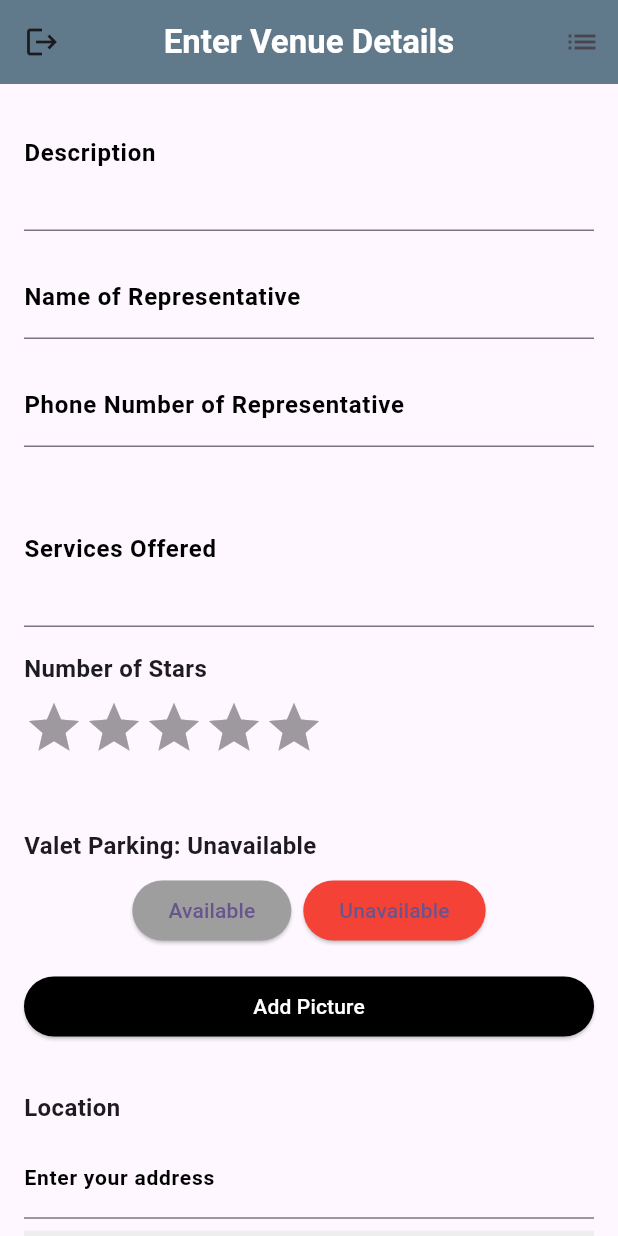
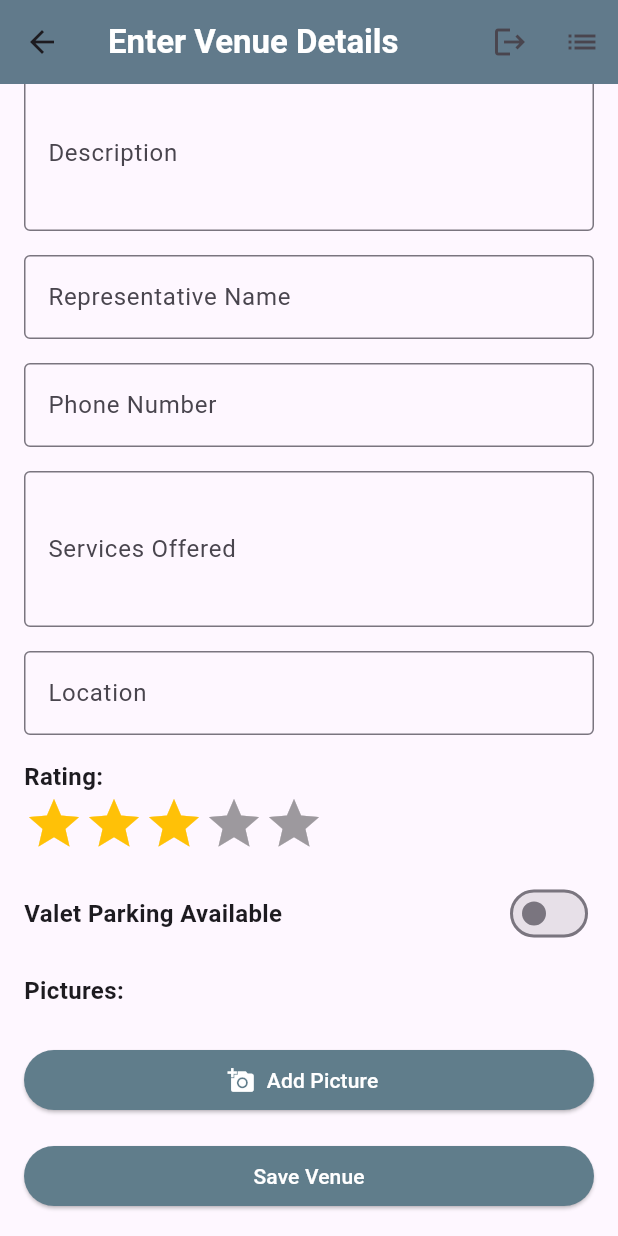
Before and after one commit to abdullahasif2000/celebratemate_update, a Flutter app: the EnterDetailScreen screen opened directly, scrolled down 94 dp, on a phone screen of 412 x 824 dp. Run offline on Flutter 3.47's test engine with Material 3 defaults, Android fonts, the phone set to English and light mode, and no system bars; drawn by our look-alikes of flutter_rating_bar; our stand-ins replace cloud_firestore, firebase_auth, firebase_core, firebase_storage, image_picker, sign_in_button and 1 more; accounts and stored records are empty.

Commit message:
firebase storage and changes in ui

```diff
--- a/lib/views/enterdetail_screen.dart
+++ b/lib/views/enterdetail_screen.dart
@@ -1,10 +1,13 @@
+import 'dart:io'; // For native platforms
+import 'dart:typed_data'; // For web
 import 'package:flutter/material.dart';
+import 'package:image_picker/image_picker.dart';
+import 'package:firebase_storage/firebase_storage.dart';
+import 'package:cloud_firestore/cloud_firestore.dart';
+import 'package:flutter/foundation.dart' show kIsWeb;
 import 'package:flutter_rating_bar/flutter_rating_bar.dart';
-import 'package:cloud_firestore/cloud_firestore.dart';
-import 'reviewinginfo_screen.dart';
-import 'VenueDetailsScreen.dart'; // Import the VenueDetailsScreen
-import 'login_screen.dart'; // Import the LoginScreen (or whatever your login screen is called)
-import 'package:firebase_auth/firebase_auth.dart'; // Import Firebase Auth
+import 'package:firebase_auth/firebase_auth.dart';
+import 'VenueDetailsScreen.dart';
 
 class EnterDetailScreen extends StatefulWidget {
   @override
@@ -12,141 +15,90 @@ class EnterDetailScreen extends StatefulWidget {
 }
 
 class _EnterDetailScreenState extends State<EnterDetailScreen> {
-  TextEditingController _nameController = TextEditingController();
-  TextEditingController _descriptionController = TextEditingController();
-  TextEditingController _representativeController = TextEditingController();
-  TextEditingController _phoneNumberController = TextEditingController();
-  TextEditingController _servicesController = TextEditingController();
-  TextEditingController _locationController = TextEditingController();
+  final TextEditingController _nameController = TextEditingController();
+  final TextEditingController _descriptionController = TextEditingController();
+  final TextEditingController _representativeController = TextEditingController();
+  final TextEditingController _phoneNumberController = TextEditingController();
+  final TextEditingController _servicesController = TextEditingController();
+  final TextEditingController _locationController = TextEditingController();
+  double _stars = 3.0;
+  bool _valetParkingAvailable = false;
+  List<String> _pictures = [];
 
-  List<String> _pictures = [];
-  double _stars = 0;
-  bool _valetParkingAvailable = false;
-  String _documentId = '';
-
-  final CollectionReference venuesCollection = FirebaseFirestore.instance.collection('venues');
-
-  void _addPicture() {
-    setState(() {
-      _pictures.add("https://via.placeholder.com/150");
-    });
+  Future<void> _logout() async {
+    await FirebaseAuth.instance.signOut();
+    Navigator.of(context).pushReplacementNamed('/login');
   }
 
-  void _saveVenue() {
-    final venueData = {
-      'name': _nameController.text,
-      'description': _descriptionController.text,
-      'representative': _representativeController.text,
-      'phoneNumber': _phoneNumberController.text,
-      'services': _servicesController.text,
-      'stars': _stars,
-      'valetParking': _valetParkingAvailable,
-      'location': _locationController.text,
-      'pictures': _pictures,
-    };
+  Future<void> _addPicture() async {
+    final picker = ImagePicker();
+    final pickedFile = await picker.pickImage(source: ImageSource.gallery);
 
-    if (_documentId.isEmpty) {
-      venuesCollection.add(venueData).then((_) {
-        print('Venue saved successfully!');
-        Navigator.push(
-          context,
-          MaterialPageRoute(builder: (context) => ReviewingInfoScreen()),
-        );
-      }).catchError((error) {
-        print('Failed to save venue: $error');
+    if (pickedFile != null) {
+      String fileName = DateTime.now().millisecondsSinceEpoch.toString();
+      Reference storageRef = FirebaseStorage.instance.ref().child('venue_images/$fileName');
+
+      if (kIsWeb) {
+        // Web upload
+        Uint8List imageBytes = await pickedFile.readAsBytes();
+        UploadTask uploadTask = storageRef.putData(imageBytes);
+        TaskSnapshot snapshot = await uploadTask;
+        String downloadUrl = await snapshot.ref.getDownloadURL();
+        setState(() {
+          _pictures.add(downloadUrl);
         });
       } else {
-      venuesCollection.doc(_documentId).update(venueData).then((_) {
-        print('Venue updated successfully!');
-        Navigator.push(
-          context,
-          MaterialPageRoute(builder: (context) => ReviewingInfoScreen()),
-        );
-      }).catchError((error) {
-        print('Failed to update venue: $error');
+        // Native upload
+        File imageFile = File(pickedFile.path);
+        UploadTask uploadTask = storageRef.putFile(imageFile);
+        TaskSnapshot snapshot = await uploadTask;
+        String downloadUrl = await snapshot.ref.getDownloadURL();
+        setState(() {
+          _pictures.add(downloadUrl);
         });
       }
     }
-
-  void _deleteVenue() {
-    if (_documentId.isNotEmpty) {
-      venuesCollection.doc(_documentId).delete().then((_) {
-        print('Venue deleted successfully!');
-        Navigator.push(
-          context,
-          MaterialPageRoute(builder: (context) => ReviewingInfoScreen()),
-        );
-      }).catchError((error) {
-        print('Failed to delete venue: $error');
-      });
-    }
-  }
-
-  void _logout() async {
-    await FirebaseAuth.instance.signOut();
-    Navigator.pushAndRemoveUntil(
-      context,
-      MaterialPageRoute(builder: (context) => LoginScreen()),
-          (Route<dynamic> route) => false,
-    );
   }
 
   Widget _buildPictureWidget(String imageUrl) {
     return Stack(
       children: [
-        Image.network(
-          imageUrl,
-          width: 100,
-          height: 100,
-          fit: BoxFit.cover,
-        ),
-        Positioned(
-          top: 0,
-          right: 0,
-          child: GestureDetector(
-            onTap: _addPicture,
-            child: Container(
-              width: 30,
-              height: 30,
-              color: Colors.transparent,
-              child: Icon(
-                Icons.add,
-                color: Colors.white,
-              ),
-            ),
-          ),
-        ),
+        Image.network(imageUrl, width: 100, height: 100, fit: BoxFit.cover),
       ],
     );
   }
 
-  void _loadVenueData(String documentId) {
-    venuesCollection.doc(documentId).get().then((DocumentSnapshot doc) {
-      if (doc.exists) {
-        var data = doc.data() as Map<String, dynamic>;
+  Future<void> _saveVenue() async {
+    await FirebaseFirestore.instance.collection('venues').add({
+      'name': _nameController.text,
+      'description': _descriptionController.text,
+      'representative': _representativeController.text,
+      'phone_number': _phoneNumberController.text,
+      'services': _servicesController.text,
+      'location': _locationController.text,
+      'stars': _stars,
+      'valet_parking': _valetParkingAvailable,
+      'pictures': _pictures,
+    });
+
+    ScaffoldMessenger.of(context).showSnackBar(SnackBar(content: Text('Venue saved successfully!')));
+
+    // Clear form fields after saving
+    _nameController.clear();
+    _descriptionController.clear();
+    _representativeController.clear();
+    _phoneNumberController.clear();
+    _servicesController.clear();
+    _locationController.clear();
     setState(() {
-          _documentId = documentId;
-          _nameController.text = data['name'] ?? '';
-          _descriptionController.text = data['description'] ?? '';
-          _representativeController.text = data['representative'] ?? '';
-          _phoneNumberController.text = data['phoneNumber'] ?? '';
-          _servicesController.text = data['services'] ?? '';
-          _stars = data['stars'] ?? 0;
-          _valetParkingAvailable = data['valetParking'] ?? false;
-          _locationController.text = data['location'] ?? '';
-          _pictures = List<String>.from(data['pictures'] ?? []);
-        });
-      }
-    }).catchError((error) {
-      print('Failed to load venue data: $error');
+      _stars = 3.0;
+      _valetParkingAvailable = false;
+      _pictures.clear();
     });
   }
 
   @override
   Widget build(BuildContext context) {
-    // Uncomment this line to load venue data for a specific document
-    // _loadVenueData('your-document-id');
-
     return Scaffold(
       appBar: AppBar(
         backgroundColor: Colors.blueGrey,
@@ -157,12 +109,11 @@ class _EnterDetailScreenState extends State<EnterDetailScreen> {
             fontWeight: FontWeight.bold,
           ),
         ),
-        centerTitle: true,
-        leading: IconButton(
+        actions: [
+          IconButton(
             icon: Icon(Icons.logout),
             onPressed: _logout,
           ),
-        actions: [
           IconButton(
             icon: Icon(Icons.list),
             onPressed: () {
@@ -178,16 +129,12 @@ class _EnterDetailScreenState extends State<EnterDetailScreen> {
         padding: EdgeInsets.all(16.0),
         child: Column(
           crossAxisAlignment: CrossAxisAlignment.stretch,
-          children: <Widget>[
+          children: [
             TextField(
               controller: _nameController,
               decoration: InputDecoration(
                 labelText: 'Venue Name',
-                labelStyle: TextStyle(
-                  color: Colors.black,
-                  fontSize: 16.0,
-                  fontWeight: FontWeight.bold,
-                ),
+                border: OutlineInputBorder(),
               ),
             ),
             SizedBox(height: 16.0),
@@ -195,11 +142,7 @@ class _EnterDetailScreenState extends State<EnterDetailScreen> {
               controller: _descriptionController,
               decoration: InputDecoration(
                 labelText: 'Description',
-                labelStyle: TextStyle(
-                  color: Colors.black,
-                  fontSize: 16.0,
-                  fontWeight: FontWeight.bold,
-                ),
+                border: OutlineInputBorder(),
               ),
               maxLines: 3,
             ),
@@ -207,56 +150,46 @@ class _EnterDetailScreenState extends State<EnterDetailScreen> {
             TextField(
               controller: _representativeController,
               decoration: InputDecoration(
-                labelText: 'Name of Representative',
-                labelStyle: TextStyle(
-                  color: Colors.black,
-                  fontSize: 16.0,
-                  fontWeight: FontWeight.bold,
-                ),
+                labelText: 'Representative Name',
+                border: OutlineInputBorder(),
               ),
             ),
             SizedBox(height: 16.0),
             TextField(
               controller: _phoneNumberController,
               decoration: InputDecoration(
-                labelText: 'Phone Number of Representative',
-                labelStyle: TextStyle(
-                  color: Colors.black,
-                  fontSize: 16.0,
-                  fontWeight: FontWeight.bold,
+                labelText: 'Phone Number',
+                border: OutlineInputBorder(),
               ),
-              ),
-              keyboardType: TextInputType.phone,
             ),
             SizedBox(height: 16.0),
             TextField(
               controller: _servicesController,
               decoration: InputDecoration(
                 labelText: 'Services Offered',
-                labelStyle: TextStyle(
-                  color: Colors.black,
-                  fontSize: 16.0,
-                  fontWeight: FontWeight.bold,
-                ),
+                border: OutlineInputBorder(),
               ),
               maxLines: 3,
             ),
             SizedBox(height: 16.0),
-            Text(
-              'Number of Stars',
-              style: TextStyle(
-                fontSize: 16.0,
-                fontWeight: FontWeight.bold,
+            TextField(
+              controller: _locationController,
+              decoration: InputDecoration(
+                labelText: 'Location',
+                border: OutlineInputBorder(),
               ),
             ),
-            SizedBox(height: 8.0),
+            SizedBox(height: 16.0),
+            Text(
+              'Rating:',
+              style: TextStyle(fontSize: 16.0, fontWeight: FontWeight.bold),
+            ),
             RatingBar.builder(
               initialRating: _stars,
-              minRating: 0,
+              minRating: 1,
               direction: Axis.horizontal,
               allowHalfRating: true,
               itemCount: 5,
-              itemSize: 40.0,
               itemBuilder: (context, _) => Icon(
                 Icons.star,
                 color: Colors.amber,
@@ -267,135 +200,51 @@ class _EnterDetailScreenState extends State<EnterDetailScreen> {
                 });
               },
             ),
-            SizedBox(height: 8.0),
+            SizedBox(height: 16.0),
+            Row(
+              mainAxisAlignment: MainAxisAlignment.spaceBetween,
+              children: [
                 Text(
-              _stars == 0 ? '' : '$_stars star venue',
-              style: TextStyle(
-                fontSize: 16.0,
-                fontWeight: FontWeight.bold,
-                color: Colors.blue,
+                  'Valet Parking Available',
+                  style: TextStyle(fontSize: 16.0, fontWeight: FontWeight.bold),
                 ),
-            ),
-            SizedBox(height: 16.0),
-            Text(
-              'Valet Parking: ${_valetParkingAvailable ? "Available" : "Unavailable"}',
-              style: TextStyle(
-                fontSize: 16.0,
-                fontWeight: FontWeight.bold,
-              ),
-            ),
-            SizedBox(height: 8.0),
-            Row(
-              mainAxisAlignment: MainAxisAlignment.center,
-              children: [
-                ElevatedButton(
-                  onPressed: () {
+                Switch(
+                  value: _valetParkingAvailable,
+                  onChanged: (value) {
                     setState(() {
-                      _valetParkingAvailable = true;
+                      _valetParkingAvailable = value;
                     });
                   },
-                  style: ElevatedButton.styleFrom(
-                    backgroundColor: _valetParkingAvailable ? Colors.green : Colors.grey,
-                    shape: RoundedRectangleBorder(
-                      borderRadius: BorderRadius.circular(20.0),
-                    ),
-                  ),
-                  child: Text('Available'),
-                ),
-                SizedBox(width: 8.0),
-                ElevatedButton(
-                  onPressed: () {
-                    setState(() {
-                      _valetParkingAvailable = false;
-                    });
-                  },
-                  style: ElevatedButton.styleFrom(
-                    backgroundColor: _valetParkingAvailable ? Colors.grey : Colors.red,
-                    shape: RoundedRectangleBorder(
-                      borderRadius: BorderRadius.circular(20.0),
-                    ),
-                  ),
-                  child: Text('Unavailable'),
                 ),
               ],
             ),
             SizedBox(height: 16.0),
-            ElevatedButton(
-              onPressed: _addPicture,
-              style: ElevatedButton.styleFrom(
-                backgroundColor: Colors.black,
+            Text(
+              'Pictures:',
+              style: TextStyle(fontSize: 16.0, fontWeight: FontWeight.bold),
             ),
-              child: Text(
-                'Add Picture',
-                style: TextStyle(color: Colors.white),
+            SizedBox(height: 8.0),
+            SingleChildScrollView(
+              scrollDirection: Axis.horizontal,
+              child: Row(
+                children: _pictures.map((url) => _buildPictureWidget(url)).toList(),
               ),
             ),
             SizedBox(height: 16.0),
-            SingleChildScrollView(
-              scrollDirection: Axis.horizontal,
-              child: Row(
-                children: [
-                  ..._pictures.map((url) => Padding(
-                    padding: EdgeInsets.only(right: 8.0),
-                    child: _buildPictureWidget(url),
-                  )),
-                ],
-              ),
-            ),
-            SizedBox(height: 16.0),
-            Text(
-              'Location',
-              style: TextStyle(
-                fontSize: 16.0,
-                fontWeight: FontWeight.bold,
-              ),
-            ),
-            SizedBox(height: 8.0),
-            TextField(
-              controller: _locationController,
-              decoration: InputDecoration(
-                labelText: 'Enter your address',
-                labelStyle: TextStyle(
-                  color: Colors.black,
-                  fontSize: 14.0,
-                  fontWeight: FontWeight.bold,
-                ),
-              ),
-            ),
-            SizedBox(height: 8.0),
-            Container(
-              height: 200,
-              color: Colors.grey[200],
-              child: Center(
-                child: Text(
-                  'Map',
-                  style: TextStyle(
-                    fontSize: 18.0,
-                    fontWeight: FontWeight.bold,
-                  ),
-                ),
+            ElevatedButton.icon(
+              onPressed: _addPicture,
+              icon: Icon(Icons.add_a_photo),
+              label: Text('Add Picture'),
+              style: ElevatedButton.styleFrom(
+                foregroundColor: Colors.white, backgroundColor: Colors.blueGrey,
               ),
             ),
             SizedBox(height: 16.0),
             ElevatedButton(
               onPressed: _saveVenue,
+              child: Text('Save Venue'),
               style: ElevatedButton.styleFrom(
-                backgroundColor: Colors.black,
-              ),
-              child: Text(
-                'Save',
-                style: TextStyle(color: Colors.white),
-              ),
-            ),
-            SizedBox(height: 16.0),
-            ElevatedButton(
-              onPressed: _deleteVenue,
-              style: ElevatedButton.styleFrom(
-                backgroundColor: Colors.red,
-              ),
-              child: Text(
-                'Delete',
-                style: TextStyle(color: Colors.white),
+                foregroundColor: Colors.white, backgroundColor: Colors.blueGrey,
               ),
             ),
           ],
@@ -404,9 +253,3 @@ class _EnterDetailScreenState extends State<EnterDetailScreen> {
     );
   }
 }
-
-void main() {
-  runApp(MaterialApp(
-    home: EnterDetailScreen(),
-  ));
-}
--- a/pubspec.yaml
+++ b/pubspec.yaml
@@ -46,6 +46,7 @@ dependencies:
   firebase_auth: ^4.19.5
   cloud_firestore: ^4.17.3
   fluttertoast: ^8.2.5
+  image_picker: ^1.1.2
 
 
 
```
Also changed, not shown: lib/views/VenueDetailsScreen.dart (+86 -146 lines), pubspec.lock, 5 other files. Lines whose indentation alone changed are shown as unchanged.
